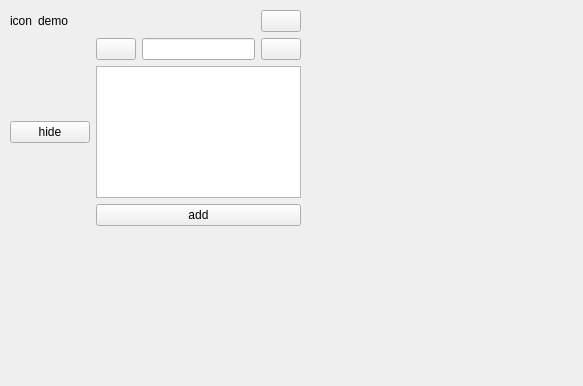
JoeEmp/AirMemo, file UI/demo.ui: the form before one commit.
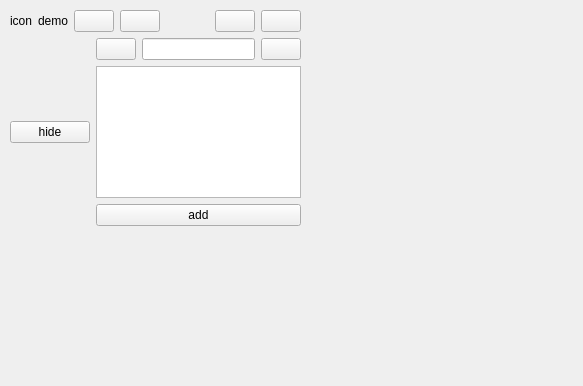
The form after the commit. Icons and pictures are not drawn.

Commit message: 添加了登录、同步、回收按钮，表结构更改

What changed in the file:
```diff
--- a/UI/demo.ui
+++ b/UI/demo.ui
@@ -18,7 +18,7 @@
   </property>
   <property name="windowIcon">
    <iconset>
-    <normaloff>app_icon.png</normaloff>app_icon.png</iconset>
+    <normaloff>C:/Users/joe/.designer/backup/app_icon.png</normaloff>C:/Users/joe/.designer/backup/app_icon.png</iconset>
   </property>
   <property name="autoFillBackground">
    <bool>true</bool>
@@ -59,6 +59,20 @@
          </property>
         </widget>
        </item>
+       <item>
+        <widget class="QPushButton" name="login_btn">
+         <property name="text">
+          <string/>
+         </property>
+        </widget>
+       </item>
+       <item>
+        <widget class="QPushButton" name="homology_btn">
+         <property name="text">
+          <string/>
+         </property>
+        </widget>
+       </item>
        <item>
         <spacer name="horizontalSpacer">
          <property name="orientation">
@@ -73,7 +87,14 @@
         </spacer>
        </item>
        <item>
-        <widget class="QPushButton" name="pushButton">
+        <widget class="QPushButton" name="recycle_bin_btn">
+         <property name="text">
+          <string/>
+         </property>
+        </widget>
+       </item>
+       <item>
+        <widget class="QPushButton" name="close_btn">
          <property name="text">
           <string/>
          </property>
@@ -129,8 +150,6 @@
      </item>
     </layout>
    </widget>
-   <zorder>verticalLayoutWidget</zorder>
-   <zorder>label</zorder>
   </widget>
  </widget>
  <resources/>
```
The commit also changes 4 other files.
